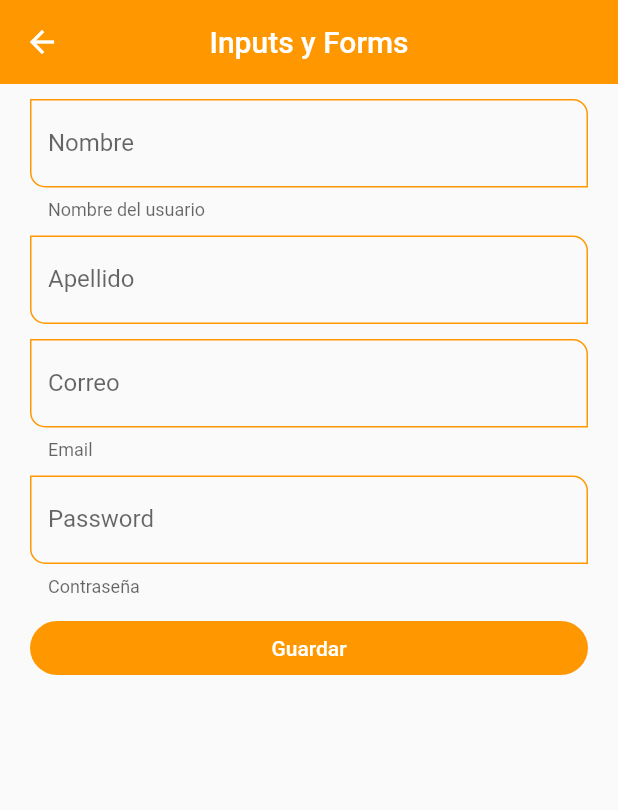
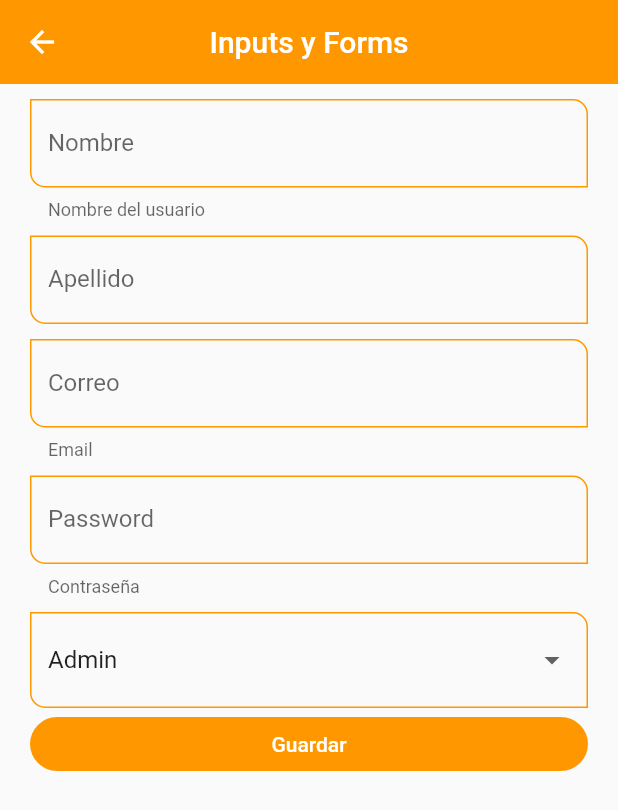
Before and after one commit to RoHeTT17/componentesNuevos, a Flutter app: the InputsScreen screen opened by its route, after a tap on "Guardar", on a phone screen of 412 x 824 dp. Shown: the top 810 px of the screen. Run offline on Flutter 3.47's test engine with Material 2 defaults, Android fonts, the phone set to English and light mode, and no system bars.

Commit message:
Comenzar clase 97

```diff
--- a/lib/router/app_routes.dart
+++ b/lib/router/app_routes.dart
@@ -23,13 +23,15 @@ class AppRoutes{
    static final menuOptions = <MenuOption>[
      //Se comenta para que no forme parte del ménu
      //MenuOption(route: 'home' , name: 'Home Screen', screen: const HomeScreen(),      icon: Icons.home),
-     MenuOption(route: 'card' ,     name: 'Tarjetas',    screen: const CardScreen(),      icon: Icons.credit_card),
-     MenuOption(route: 'alert',     name: 'Alertas',     screen: const AlertScreen(),     icon: Icons.bedroom_child_outlined),
-     MenuOption(route: 'view1',     name: 'ListView 1',  screen: const ListViewScreen(),  icon: Icons.list_alt),
-     MenuOption(route: 'view2',     name: 'ListView 2',  screen: const ListView2Screen(), icon: Icons.list),
-     MenuOption(route: 'avatar',    name: 'Avatar',      screen: const AvatarScreen(),    icon: Icons.supervised_user_circle_outlined),
-     MenuOption(route: 'container', name: 'Animeted Container',screen: const AnimetedScreen(),  icon: Icons.play_circle_outline_outlined),
-     MenuOption(route: 'inputs',    name: 'Text Inputs',      screen: const InputsScreen(),    icon: Icons.input_rounded),
+     MenuOption(route: 'card' ,     name: 'Tarjetas',               screen: const CardScreen(),      icon: Icons.credit_card),
+     MenuOption(route: 'alert',     name: 'Alertas',                screen: const AlertScreen(),     icon: Icons.bedroom_child_outlined),
+     MenuOption(route: 'view1',     name: 'ListView 1',             screen: const ListViewScreen(),  icon: Icons.list_alt),
+     MenuOption(route: 'view2',     name: 'ListView 2',             screen: const ListView2Screen(), icon: Icons.list),
+     MenuOption(route: 'avatar',    name: 'Avatar',                 screen: const AvatarScreen(),    icon: Icons.supervised_user_circle_outlined),
+     MenuOption(route: 'container', name: 'Animeted Container',     screen: const AnimetedScreen(),  icon: Icons.play_circle_outline_outlined),
+     MenuOption(route: 'inputs',    name: 'Text Inputs',            screen: const InputsScreen(),    icon: Icons.input_rounded),
+     MenuOption(route: 'Slider',    name: 'Slider && Switchs',      screen: const SliderScreen(),    icon: Icons.swap_horizontal_circle_sharp),
+     MenuOption(route: 'Scroll',    name: 'Infinite Scroll',        screen: const InfiniteScrollScreen(),    icon: Icons.build_circle_outlined),
    ];
 
    //Obtener las opciones
--- a/lib/screens/inputs_screens.dart
+++ b/lib/screens/inputs_screens.dart
@@ -12,11 +12,12 @@ class InputsScreen extends StatelessWidget {
     //para poder obtener el estado de los inputs dentro del Form
     final GlobalKey<FormState> myFormkey = GlobalKey<FormState>();
 
-    final Map<String,String> fromValues = {
+    final Map<String,String> formValues = {
       'first_name': 'El roger',
       'last_name' : 'Jernandez',
       'email'     : 'rhernandezr278@gmail.com',
-      'psw'       : 'password'
+      'psw'       : 'password',
+      'user'      :  'normal'
     };
 
     return Scaffold(
@@ -32,17 +33,31 @@ class InputsScreen extends StatelessWidget {
               child: Column(
                 children: [
 
-                 InputCustom(pLabelText:  'Nombre', pHelperText: 'Nombre del usuario',),
-                 SizedBox(height: 10,),
+                 InputCustom(pLabelText:  'Nombre', pHelperText: 'Nombre del usuario', formValues: formValues, formProperty: 'first_name',),
+                 const SizedBox(height: 10,),
 
-                 InputCustom(pLabelText:  'Apellido',),
-                 SizedBox(height: 10,),
+                 InputCustom(pLabelText:  'Apellido', formValues: formValues, formProperty: 'last_name',),
+                 const SizedBox(height: 10,),
 
-                 InputCustom(pLabelText:  'Correo', pHelperText: 'Email', pTextInputType: TextInputType.emailAddress,),
-                 SizedBox(height: 10,),
+                 InputCustom(pLabelText:  'Correo', pHelperText: 'Email', pTextInputType: TextInputType.emailAddress, formValues: formValues, formProperty: 'email',),
+                 const SizedBox(height: 10,),
 
-                 InputCustom(pLabelText:  'Password', pHelperText: 'Contraseña', pObscureText: true,),
-                 SizedBox(height: 10,),
+                 InputCustom(pLabelText:  'Password', pHelperText: 'Contraseña', pObscureText: true, formValues: formValues, formProperty: 'psw',),
+                 const SizedBox(height: 10,),
+
+                 DropdownButtonFormField<String>(
+                   value: 'Admin',
+                   items: const [
+                     DropdownMenuItem(value: 'Admin', child: Text('Admin')),
+                     DropdownMenuItem(value: 'Super', child: Text('Super')),
+                     DropdownMenuItem(value: 'normal',child: Text('normal')),
+                   ],
+
+                   onChanged: (value){
+                      formValues['user'] = value ?? 'noraml';
+                   }
+                ),
+
 
                  ElevatedButton(
                    child: const SizedBox(
@@ -53,9 +68,13 @@ class InputsScreen extends StatelessWidget {
                       //Minimizar teclado
                       FocusScope.of(context).requestFocus(FocusNode());
 
-                      if(!myFormkey.currentState!.validate())
+                      if(!myFormkey.currentState!.validate()){
                         print('Formulario no valido');
                         return;
+                      }
+
+                        //imprimir valores del formularios
+                        print(formValues);
                    },
 
                 ),
--- a/lib/screens/screens.dart
+++ b/lib/screens/screens.dart
@@ -1,4 +1,3 @@
-
 
 
 export 'package:componentesnews/screens/aler_screen.dart';
@@ -6,6 +5,8 @@ export 'package:componentesnews/screens/animated_screen.dart';
 export 'package:componentesnews/screens/avatar_screen.dart';
 export 'package:componentesnews/screens/card_screen.dart';
 export 'package:componentesnews/screens/home_screen.dart';
+export 'package:componentesnews/screens/infinite_scroll.dart';
 export 'package:componentesnews/screens/inputs_screens.dart';
 export 'package:componentesnews/screens/listview_screen.dart';
 export 'package:componentesnews/screens/listview2_screen.dart';
+export 'package:componentesnews/screens/slider_screen.dart';
--- a/lib/widgets/input_custom.dart
+++ b/lib/widgets/input_custom.dart
@@ -12,6 +12,9 @@ class InputCustom extends StatelessWidget {
   final TextInputType? pTextInputType;
   final bool? pObscureText;
 
+  final String formProperty;
+  final Map<String,String> formValues;
+
   const InputCustom({
     Key? key,
     this.pHintText,
@@ -22,7 +25,9 @@ class InputCustom extends StatelessWidget {
     this.pAutoFocus,
     this.pTextInputType,
     this.pInitialValue,
-    this.pObscureText
+    this.pObscureText,
+   required this.formProperty,
+   required this.formValues
 
   }) : super(key: key);
 
@@ -38,7 +43,7 @@ class InputCustom extends StatelessWidget {
 
       textCapitalization: TextCapitalization.words,
       onChanged: (value){
-
+            formValues[formProperty] = value;
       },
 
       validator: (value){
```
Also changed, not shown: lib/screens/infinite_scroll.dart (added, +31 -0 lines), lib/screens/slider_screen.dart (added, +78 -0 lines).
